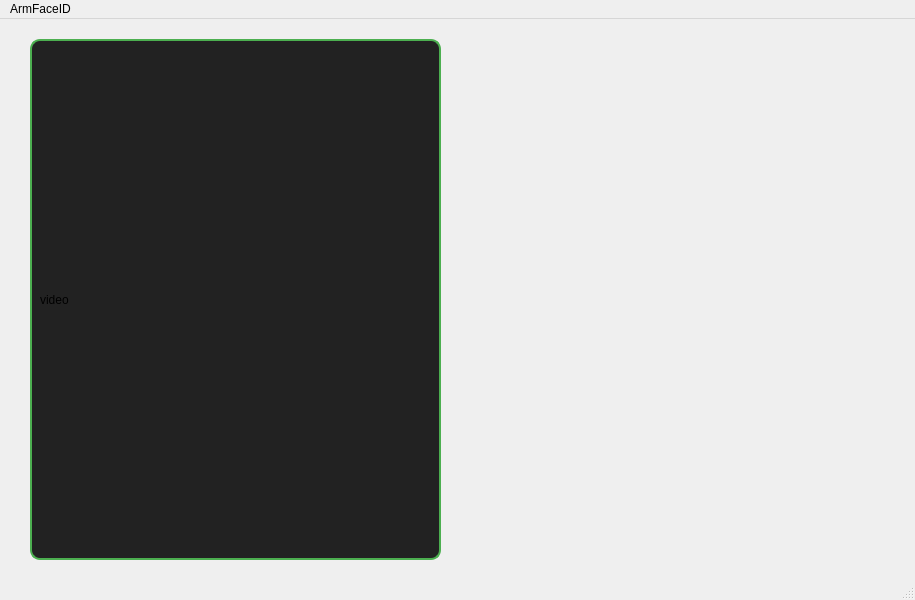
The window that mainwindow.ui (YusJade/ArmFaceID) describes before a commit, drawn with Qt 5.
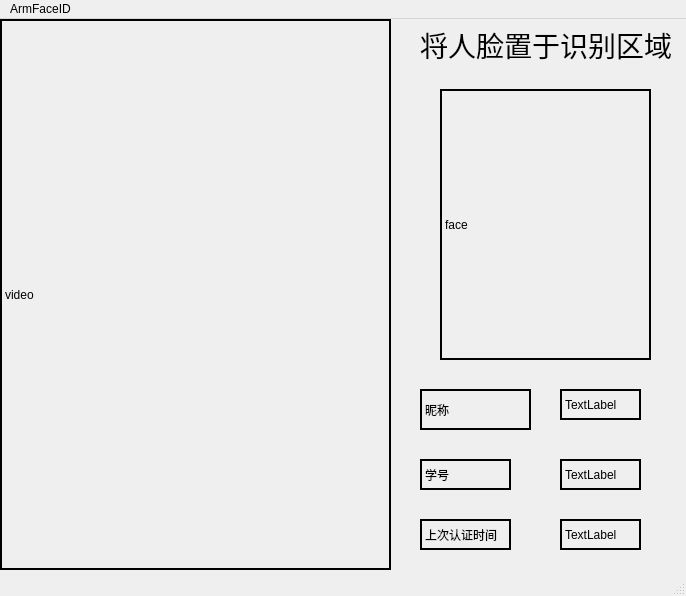
The same window after the commit.

Commit message: 引入级联分类器，实现人脸检测

```diff
--- a/mainwindow.ui
+++ b/mainwindow.ui
@@ -6,8 +6,8 @@
    <rect>
     <x>0</x>
     <y>0</y>
-    <width>915</width>
-    <height>600</height>
+    <width>686</width>
+    <height>596</height>
    </rect>
   </property>
   <property name="windowTitle">
@@ -17,34 +17,161 @@
    <widget class="QLabel" name="imageLabel">
     <property name="geometry">
      <rect>
-      <x>30</x>
-      <y>20</y>
-      <width>411</width>
-      <height>521</height>
+      <x>0</x>
+      <y>0</y>
+      <width>391</width>
+      <height>551</height>
      </rect>
     </property>
     <property name="styleSheet">
-     <string notr="true">QLabel#imageLabel {
-    border: 2px solid rgb(76, 175, 80); /* 边框颜色 */
-    border-radius: 10px; /* 边框圆角 */
-    background-color: rgb(34, 34, 34); /* 背景颜色 */
-    padding: 5px; /* 内边距 */
-    box-shadow: 0 4px 8px rgba(0, 0, 0, 0.5); /* 投影效果 */
-}
-</string>
+     <string notr="true"/>
+    </property>
+    <property name="frameShape">
+     <enum>QFrame::Shape::WinPanel</enum>
     </property>
     <property name="text">
      <string>video</string>
     </property>
    </widget>
+   <widget class="QLabel" name="label">
+    <property name="geometry">
+     <rect>
+      <x>420</x>
+      <y>0</y>
+      <width>261</width>
+      <height>51</height>
+     </rect>
+    </property>
+    <property name="font">
+     <font>
+      <family>思源宋体 CN VF</family>
+      <pointsize>21</pointsize>
+     </font>
+    </property>
+    <property name="text">
+     <string>将人脸置于识别区域</string>
+    </property>
+   </widget>
+   <widget class="QLabel" name="label_2">
+    <property name="geometry">
+     <rect>
+      <x>420</x>
+      <y>370</y>
+      <width>111</width>
+      <height>41</height>
+     </rect>
+    </property>
+    <property name="frameShape">
+     <enum>QFrame::Shape::WinPanel</enum>
+    </property>
+    <property name="text">
+     <string>昵称</string>
+    </property>
+   </widget>
+   <widget class="QLabel" name="label_3">
+    <property name="geometry">
+     <rect>
+      <x>560</x>
+      <y>500</y>
+      <width>81</width>
+      <height>31</height>
+     </rect>
+    </property>
+    <property name="frameShape">
+     <enum>QFrame::Shape::WinPanel</enum>
+    </property>
+    <property name="text">
+     <string>TextLabel</string>
+    </property>
+   </widget>
+   <widget class="QLabel" name="label_4">
+    <property name="geometry">
+     <rect>
+      <x>420</x>
+      <y>440</y>
+      <width>91</width>
+      <height>31</height>
+     </rect>
+    </property>
+    <property name="frameShape">
+     <enum>QFrame::Shape::WinPanel</enum>
+    </property>
+    <property name="text">
+     <string>学号</string>
+    </property>
+   </widget>
+   <widget class="QLabel" name="label_5">
+    <property name="geometry">
+     <rect>
+      <x>420</x>
+      <y>500</y>
+      <width>91</width>
+      <height>31</height>
+     </rect>
+    </property>
+    <property name="frameShape">
+     <enum>QFrame::Shape::WinPanel</enum>
+    </property>
+    <property name="text">
+     <string>上次认证时间</string>
+    </property>
+   </widget>
+   <widget class="QLabel" name="label_6">
+    <property name="geometry">
+     <rect>
+      <x>560</x>
+      <y>440</y>
+      <width>81</width>
+      <height>31</height>
+     </rect>
+    </property>
+    <property name="frameShape">
+     <enum>QFrame::Shape::WinPanel</enum>
+    </property>
+    <property name="text">
+     <string>TextLabel</string>
+    </property>
+   </widget>
+   <widget class="QLabel" name="label_7">
+    <property name="geometry">
+     <rect>
+      <x>560</x>
+      <y>370</y>
+      <width>81</width>
+      <height>31</height>
+     </rect>
+    </property>
+    <property name="frameShape">
+     <enum>QFrame::Shape::WinPanel</enum>
+    </property>
+    <property name="text">
+     <string>TextLabel</string>
+    </property>
+   </widget>
+   <widget class="QLabel" name="label_8">
+    <property name="geometry">
+     <rect>
+      <x>440</x>
+      <y>70</y>
+      <width>211</width>
+      <height>271</height>
+     </rect>
+    </property>
+    <property name="frameShape">
+     <enum>QFrame::Shape::WinPanel</enum>
+    </property>
+    <property name="text">
+     <string>face</string>
+    </property>
+   </widget>
   </widget>
   <widget class="QMenuBar" name="menubar">
    <property name="geometry">
     <rect>
      <x>0</x>
      <y>0</y>
-     <width>915</width>
-     <height>23</height>
+     <width>686</width>
+     <height>20</height>
     </rect>
    </property>
    <widget class="QMenu" name="menuArmFaceID">
```
The commit also changes 8 other files.
